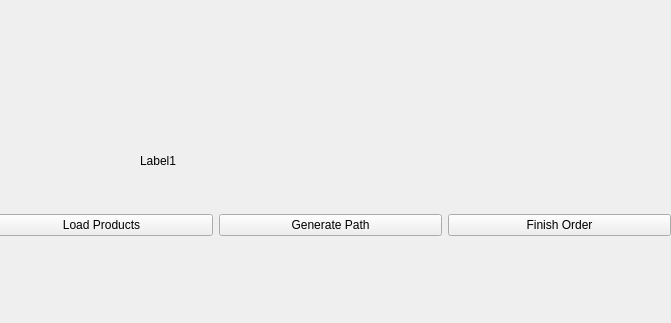
Above: qt_designer/main.ui from QUAFFquaff/Warehouse-Navigation-Application before the change; both pictures show x 100 to 771 and y 435 to 758 of the 1226 by 758 pixel window. Below: the same form after it.
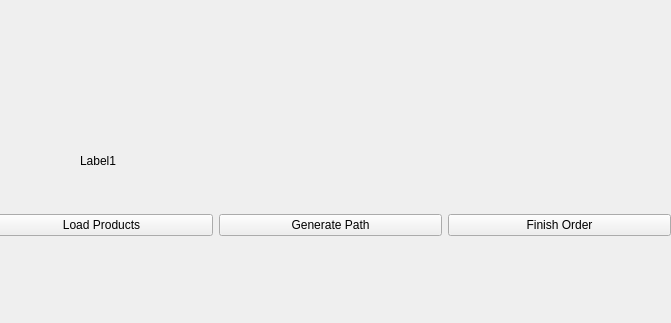
That is the form after the change.

The edit to the form file:
```diff
--- a/qt_designer/main.ui
+++ b/qt_designer/main.ui
@@ -168,9 +168,9 @@
    <widget class="QLabel" name="label_path">
     <property name="geometry">
      <rect>
-      <x>240</x>
+      <x>180</x>
       <y>580</y>
-      <width>371</width>
+      <width>511</width>
       <height>31</height>
      </rect>
     </property>
```
